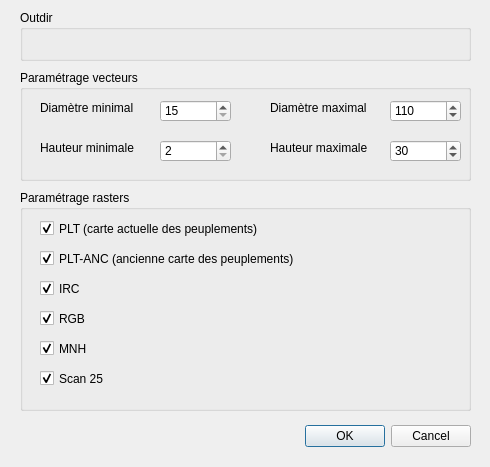
Above: dialogs/diagnostic.ui from paul-carteron/Qracines before the change. Below: the same form after it.
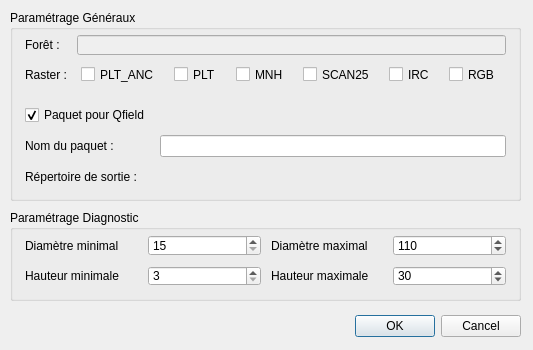
That is the form after the change. Custom widgets are drawn as their Qt base class.

Commit message: rework diagnostic ui and workflow

Patch:
```diff
--- a/dialogs/diagnostic.ui
+++ b/dialogs/diagnostic.ui
@@ -6,8 +6,8 @@
    <rect>
     <x>0</x>
     <y>0</y>
-    <width>490</width>
-    <height>467</height>
+    <width>533</width>
+    <height>350</height>
    </rect>
   </property>
   <property name="windowTitle">
@@ -16,9 +16,9 @@
   <widget class="QDialogButtonBox" name="buttonBox">
    <property name="geometry">
     <rect>
-     <x>20</x>
-     <y>420</y>
-     <width>451</width>
+     <x>10</x>
+     <y>310</y>
+     <width>511</width>
      <height>32</height>
     </rect>
    </property>
@@ -32,69 +32,69 @@
   <widget class="QGroupBox" name="groupBox_3">
    <property name="geometry">
     <rect>
-     <x>20</x>
-     <y>70</y>
-     <width>451</width>
-     <height>111</height>
+     <x>10</x>
+     <y>210</y>
+     <width>511</width>
+     <height>91</height>
     </rect>
    </property>
    <property name="title">
-    <string>Paramétrage vecteurs</string>
+    <string>Paramétrage Diagnostic</string>
    </property>
-   <widget class="QSpinBox" name="spinbox_dmin">
+   <widget class="QWidget" name="gridLayoutWidget_5">
     <property name="geometry">
      <rect>
-      <x>140</x>
-      <y>30</y>
-      <width>71</width>
-      <height>22</height>
+      <x>10</x>
+      <y>20</y>
+      <width>491</width>
+      <height>61</height>
      </rect>
     </property>
-    <property name="minimum">
-     <number>15</number>
-    </property>
-    <property name="maximum">
-     <number>120</number>
-    </property>
-    <property name="singleStep">
+    <layout class="QGridLayout" name="gridLayout_5" rowstretch="0,0">
+     <property name="leftMargin">
+      <number>5</number>
+     </property>
+     <property name="topMargin">
+      <number>5</number>
+     </property>
+     <property name="rightMargin">
      <number>5</number>
     </property>
-   </widget>
-   <widget class="QLabel" name="label_layers_7">
-    <property name="geometry">
-     <rect>
-      <x>20</x>
-      <y>30</y>
-      <width>111</width>
-      <height>16</height>
-     </rect>
-    </property>
-    <property name="text">
-     <string>Diamètre minimal</string>
-    </property>
-   </widget>
+     <property name="bottomMargin">
+      <number>5</number>
+     </property>
+     <property name="spacing">
+      <number>10</number>
+     </property>
+     <item row="0" column="3">
    <widget class="QLabel" name="label_layers_8">
-    <property name="geometry">
-     <rect>
-      <x>250</x>
-      <y>30</y>
-      <width>111</width>
-      <height>16</height>
-     </rect>
-    </property>
     <property name="text">
      <string>Diamètre maximal</string>
     </property>
    </widget>
-   <widget class="QSpinBox" name="spinbox_dmax">
-    <property name="geometry">
-     <rect>
-      <x>370</x>
-      <y>30</y>
-      <width>71</width>
-      <height>22</height>
-     </rect>
-    </property>
+     </item>
+     <item row="0" column="2">
+      <widget class="QSpinBox" name="sp_dmin">
+       <property name="minimum">
+        <number>15</number>
+       </property>
+       <property name="maximum">
+        <number>120</number>
+       </property>
+       <property name="singleStep">
+        <number>5</number>
+       </property>
+      </widget>
+     </item>
+     <item row="0" column="1">
+      <widget class="QLabel" name="label_layers_7">
+       <property name="text">
+        <string>Diamètre minimal</string>
+       </property>
+      </widget>
+     </item>
+     <item row="0" column="4">
+      <widget class="QSpinBox" name="sp_dmax">
     <property name="minimum">
      <number>15</number>
     </property>
@@ -108,204 +108,274 @@
      <number>110</number>
     </property>
    </widget>
-   <widget class="QSpinBox" name="spinbox_hmin">
-    <property name="geometry">
-     <rect>
-      <x>140</x>
-      <y>70</y>
-      <width>71</width>
-      <height>22</height>
-     </rect>
-    </property>
-    <property name="minimum">
-     <number>2</number>
-    </property>
-    <property name="maximum">
-     <number>40</number>
-    </property>
-    <property name="stepType">
-     <enum>QAbstractSpinBox::DefaultStepType</enum>
-    </property>
-    <property name="value">
-     <number>2</number>
-    </property>
-   </widget>
-   <widget class="QSpinBox" name="spinbox_hmax">
-    <property name="geometry">
-     <rect>
-      <x>370</x>
-      <y>70</y>
-      <width>71</width>
-      <height>22</height>
-     </rect>
-    </property>
-    <property name="minimum">
-     <number>3</number>
-    </property>
-    <property name="maximum">
-     <number>40</number>
-    </property>
-    <property name="value">
-     <number>30</number>
-    </property>
-   </widget>
+     </item>
+     <item row="1" column="1">
    <widget class="QLabel" name="label_layers_9">
-    <property name="geometry">
-     <rect>
-      <x>20</x>
-      <y>70</y>
-      <width>111</width>
-      <height>16</height>
-     </rect>
-    </property>
     <property name="text">
      <string>Hauteur minimale</string>
     </property>
    </widget>
+     </item>
+     <item row="1" column="2">
+      <widget class="QSpinBox" name="sp_hmin">
+       <property name="minimum">
+        <number>3</number>
+       </property>
+       <property name="maximum">
+        <number>40</number>
+       </property>
+      </widget>
+     </item>
+     <item row="1" column="3">
    <widget class="QLabel" name="label_layers_10">
-    <property name="geometry">
-     <rect>
-      <x>250</x>
-      <y>70</y>
-      <width>111</width>
-      <height>16</height>
-     </rect>
-    </property>
     <property name="text">
      <string>Hauteur maximale</string>
     </property>
    </widget>
-  </widget>
-  <widget class="QGroupBox" name="groupBox_4">
+     </item>
+     <item row="1" column="4">
+      <widget class="QSpinBox" name="sp_hmax">
+       <property name="minimum">
+        <number>3</number>
+       </property>
+       <property name="maximum">
+        <number>40</number>
+       </property>
+       <property name="value">
+        <number>30</number>
+       </property>
+      </widget>
+     </item>
+    </layout>
+   </widget>
+  </widget>
+  <widget class="QGroupBox" name="gb_global_param">
    <property name="geometry">
     <rect>
-     <x>20</x>
-     <y>190</y>
-     <width>451</width>
-     <height>221</height>
+     <x>10</x>
+     <y>10</y>
+     <width>511</width>
+     <height>191</height>
     </rect>
    </property>
    <property name="title">
-    <string>Paramétrage rasters</string>
+    <string>Paramétrage Généraux</string>
    </property>
-   <widget class="QCheckBox" name="checkbox_plt_anc">
+   <widget class="QWidget" name="gridLayoutWidget_3">
     <property name="geometry">
      <rect>
-      <x>20</x>
-      <y>60</y>
-      <width>321</width>
-      <height>17</height>
+      <x>10</x>
+      <y>20</y>
+      <width>491</width>
+      <height>59</height>
      </rect>
     </property>
+    <layout class="QGridLayout" name="gridLayout_3">
+     <property name="leftMargin">
+      <number>5</number>
+     </property>
+     <property name="topMargin">
+      <number>5</number>
+     </property>
+     <property name="rightMargin">
+      <number>5</number>
+     </property>
+     <property name="bottomMargin">
+      <number>5</number>
+     </property>
+     <property name="spacing">
+      <number>10</number>
+     </property>
+     <item row="0" column="0">
+      <widget class="QLabel" name="label_layers_4">
     <property name="text">
-     <string>PLT-ANC (ancienne carte des peuplements)</string>
-    </property>
-    <property name="checked">
-     <bool>true</bool>
-    </property>
-   </widget>
-   <widget class="QCheckBox" name="checkbox_scan25">
-    <property name="geometry">
-     <rect>
-      <x>20</x>
-      <y>180</y>
-      <width>321</width>
-      <height>17</height>
-     </rect>
+        <string>Forêt :</string>
+       </property>
+      </widget>
+     </item>
+     <item row="1" column="1">
+      <layout class="QHBoxLayout" name="horizontalLayout_3">
+       <item>
+        <widget class="QCheckBox" name="cb_plt_anc">
+         <property name="sizePolicy">
+          <sizepolicy hsizetype="Maximum" vsizetype="Fixed">
+           <horstretch>0</horstretch>
+           <verstretch>0</verstretch>
+          </sizepolicy>
+         </property>
+         <property name="text">
+          <string>PLT_ANC</string>
+         </property>
+        </widget>
+       </item>
+       <item>
+        <widget class="QCheckBox" name="cb_plt">
+         <property name="sizePolicy">
+          <sizepolicy hsizetype="Maximum" vsizetype="Fixed">
+           <horstretch>0</horstretch>
+           <verstretch>0</verstretch>
+          </sizepolicy>
     </property>
     <property name="text">
-     <string>Scan 25</string>
-    </property>
-    <property name="checked">
-     <bool>true</bool>
-    </property>
-   </widget>
-   <widget class="QCheckBox" name="checkbox_plt">
-    <property name="geometry">
-     <rect>
-      <x>20</x>
-      <y>30</y>
-      <width>321</width>
-      <height>17</height>
-     </rect>
+          <string>PLT</string>
+         </property>
+        </widget>
+       </item>
+       <item>
+        <widget class="QCheckBox" name="cb_mnh">
+         <property name="sizePolicy">
+          <sizepolicy hsizetype="Maximum" vsizetype="Fixed">
+           <horstretch>0</horstretch>
+           <verstretch>0</verstretch>
+          </sizepolicy>
+         </property>
+         <property name="text">
+          <string>MNH</string>
+         </property>
+        </widget>
+       </item>
+       <item>
+        <widget class="QCheckBox" name="cb_scan25">
+         <property name="sizePolicy">
+          <sizepolicy hsizetype="Maximum" vsizetype="Fixed">
+           <horstretch>0</horstretch>
+           <verstretch>0</verstretch>
+          </sizepolicy>
     </property>
     <property name="text">
-     <string>PLT (carte actuelle des peuplements)</string>
-    </property>
-    <property name="checked">
-     <bool>true</bool>
-    </property>
-   </widget>
-   <widget class="QCheckBox" name="checkbox_rgb">
-    <property name="geometry">
-     <rect>
-      <x>20</x>
-      <y>120</y>
-      <width>321</width>
-      <height>17</height>
-     </rect>
+          <string>SCAN25</string>
+         </property>
+        </widget>
+       </item>
+       <item>
+        <widget class="QCheckBox" name="cb_irc">
+         <property name="sizePolicy">
+          <sizepolicy hsizetype="Maximum" vsizetype="Fixed">
+           <horstretch>0</horstretch>
+           <verstretch>0</verstretch>
+          </sizepolicy>
+         </property>
+         <property name="text">
+          <string>IRC</string>
+         </property>
+        </widget>
+       </item>
+       <item>
+        <widget class="QCheckBox" name="cb_rgb">
+         <property name="sizePolicy">
+          <sizepolicy hsizetype="Maximum" vsizetype="Fixed">
+           <horstretch>0</horstretch>
+           <verstretch>0</verstretch>
+          </sizepolicy>
     </property>
     <property name="text">
      <string>RGB</string>
     </property>
-    <property name="checked">
-     <bool>true</bool>
-    </property>
-   </widget>
-   <widget class="QCheckBox" name="checkbox_irc">
+        </widget>
+       </item>
+      </layout>
+     </item>
+     <item row="1" column="0">
+      <widget class="QLabel" name="label_layers_6">
+       <property name="sizePolicy">
+        <sizepolicy hsizetype="Fixed" vsizetype="Preferred">
+         <horstretch>0</horstretch>
+         <verstretch>0</verstretch>
+        </sizepolicy>
+       </property>
+       <property name="text">
+        <string>Raster :</string>
+       </property>
+      </widget>
+     </item>
+     <item row="0" column="1">
+      <widget class="QLineEdit" name="le_forest_name">
+       <property name="enabled">
+        <bool>false</bool>
+       </property>
+      </widget>
+     </item>
+    </layout>
+   </widget>
+   <widget class="QWidget" name="gridLayoutWidget_4">
     <property name="geometry">
      <rect>
-      <x>20</x>
+      <x>10</x>
       <y>90</y>
-      <width>321</width>
-      <height>17</height>
+      <width>491</width>
+      <height>91</height>
      </rect>
     </property>
+    <layout class="QGridLayout" name="gridLayout_4">
+     <property name="leftMargin">
+      <number>5</number>
+     </property>
+     <property name="topMargin">
+      <number>5</number>
+     </property>
+     <property name="rightMargin">
+      <number>5</number>
+     </property>
+     <property name="bottomMargin">
+      <number>5</number>
+     </property>
+     <property name="spacing">
+      <number>10</number>
+     </property>
+     <item row="1" column="0">
+      <widget class="QLabel" name="label_layers_11">
     <property name="text">
-     <string>IRC</string>
-    </property>
-    <property name="checked">
+        <string>Nom du paquet :</string>
+       </property>
+      </widget>
+     </item>
+     <item row="1" column="1">
+      <widget class="QLineEdit" name="le_package_title">
+       <property name="enabled">
      <bool>true</bool>
     </property>
-   </widget>
-   <widget class="QCheckBox" name="checkbox_mnh">
-    <property name="geometry">
-     <rect>
-      <x>20</x>
-      <y>150</y>
-      <width>321</width>
-      <height>17</height>
-     </rect>
-    </property>
+       <property name="readOnly">
+        <bool>false</bool>
+       </property>
+       <property name="placeholderText">
+        <string extracomment="Default to : DXXHXX_FORET_diag"/>
+       </property>
+      </widget>
+     </item>
+     <item row="0" column="0">
+      <widget class="QCheckBox" name="cb_package_for_qfield">
+       <property name="toolTip">
+        <string extracomment="Lorsque la case est cochée, le projet est empaqueté pour QField, compressé en ZIP et déposé dans le répertoire de sortie"/>
+       </property>
+       <property name="statusTip">
+        <string/>
+       </property>
     <property name="text">
-     <string>MNH</string>
+        <string>Paquet pour Qfield</string>
     </property>
     <property name="checked">
      <bool>true</bool>
     </property>
    </widget>
-  </widget>
-  <widget class="QGroupBox" name="groupBox">
-   <property name="geometry">
-    <rect>
-     <x>20</x>
-     <y>10</y>
-     <width>451</width>
-     <height>51</height>
-    </rect>
-   </property>
-   <property name="title">
-    <string>Outdir</string>
-   </property>
-   <widget class="QgsFileWidget" name="exp_outdir">
-    <property name="geometry">
-     <rect>
-      <x>10</x>
-      <y>20</y>
-      <width>431</width>
-      <height>27</height>
-     </rect>
-    </property>
+     </item>
+     <item row="2" column="0">
+      <widget class="QLabel" name="label_layers_12">
+       <property name="text">
+        <string>Répertoire de sortie :</string>
+       </property>
+      </widget>
+     </item>
+     <item row="2" column="1">
+      <widget class="QgsFileWidget" name="fw_package_outdir">
+       <property name="toolTip">
+        <string/>
+       </property>
+       <property name="options">
+        <set>QFileDialog::ShowDirsOnly</set>
+       </property>
+      </widget>
+     </item>
+    </layout>
    </widget>
   </widget>
  </widget>
```
Left out of the diff: 2 changed lines with no effect on the pictures. Lines whose indentation alone changed are shown as unchanged. The commit also changes 13 other files.
